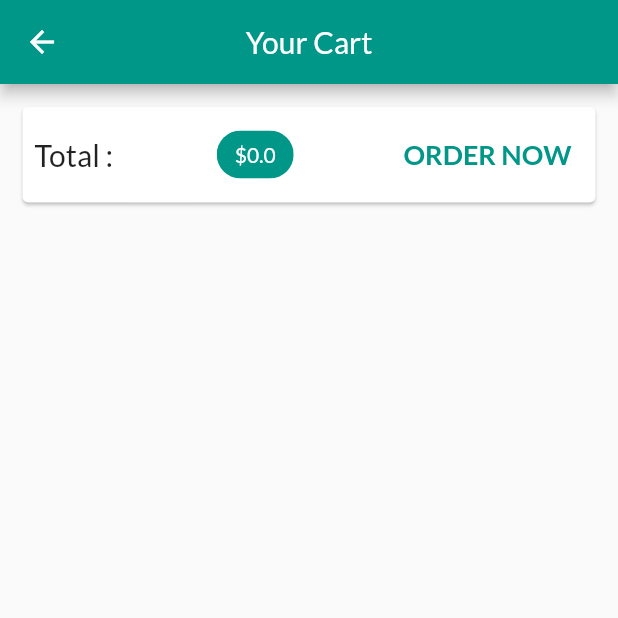
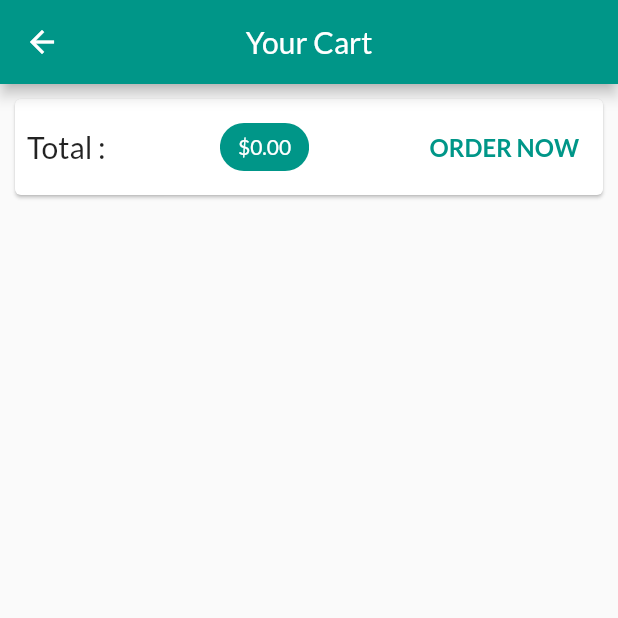
Before and after one commit to AbdelrahmanEhab20/Shop-App-With-Flutter, a Flutter app: the CartScreen screen opened by its route, after a tap on "ORDER NOW", on a phone screen of 412 x 824 dp, the top half of it. Run offline on Flutter 3.47's test engine with Material 2 defaults, Android fonts, the phone set to English and light mode, and no system bars; network calls fail.

Commit message:
All Features + Styling + orders and cart (Done)

```diff
--- a/lib/providers/cart_provider.dart
+++ b/lib/providers/cart_provider.dart
@@ -76,5 +76,11 @@ class CartProvider with ChangeNotifier {
     notifyListeners();
   }
   //Remove one quantity of an Item By ICon delete in card
+  //-------------
 
+  //Clear The Cart After Making Order
+  void clearListOfCart() {
+    _cartItems = {};
+    notifyListeners();
+  }
 }
--- /dev/null
+++ b/lib/providers/orders_provider.dart
@@ -0,0 +1,37 @@
+import 'package:flutter/material.dart';
+import '../providers/cart_provider.dart';
+
+class OrderItem {
+  final String id;
+  final double amount;
+  final List<CartItem> products;
+  final DateTime dateTime;
+
+  OrderItem(
+      {required this.id,
+      required this.amount,
+      required this.products,
+      required this.dateTime});
+}
+
+class OrdersProvider with ChangeNotifier {
+  List<OrderItem> _orders = [];
+  //Get copy as we do on the other providers to deal
+  //with the list here not in the original one
+  List<OrderItem> get ordersCopy {
+    return [..._orders];
+  }
+
+  //add new Order
+  void addNewOrder(List<CartItem> cardProducts, double total) {
+    // we can use add or at the top at index 0 with insert
+    _orders.insert(
+        0,
+        OrderItem(
+            id: DateTime.now().toString(),
+            amount: total,
+            products: cardProducts,
+            dateTime: DateTime.now()));
+    notifyListeners();
+  }
+}
--- a/lib/providers/products_provider.dart
+++ b/lib/providers/products_provider.dart
@@ -39,6 +39,37 @@ class ProductsProvider with ChangeNotifier {
       price: 49.99,
       imageUrl:
           'https://upload.wikimedia.org/wikipedia/commons/thumb/1/14/Cast-Iron-Pan.jpg/1024px-Cast-Iron-Pan.jpg',
+    ),
+    Product(
+      id: 'p5',
+      title: 'Taasa',
+      description: 'Prepare any meal you want.',
+      price: 80.50,
+      imageUrl:
+          'https://images-na.ssl-images-amazon.com/images/I/31jLiaqeNdL.__AC_SY300_SX300_QL70_ML2_.jpg',
+    ),
+    Product(
+      id: 'p6',
+      title: 'Taarha Safraa',
+      description: 'Warm and cozy - exactly what you need for the winter.',
+      price: 30.50,
+      imageUrl: 'https://m.media-amazon.com/images/I/31Ffs5O9sQL._AC_.jpg',
+    ),
+    Product(
+      id: 'p7',
+      title: 'Red Te-Shirt ',
+      description: 'A red shirt - it is pretty red!',
+      price: 40.50,
+      imageUrl:
+          'https://m.media-amazon.com/images/I/71b+8uvjlcL._AC_SX679_.jpg',
+    ),
+    Product(
+      id: 'p8',
+      title: 'Pantaloon',
+      description: 'A nice pair of trousers.',
+      price: 59.99,
+      imageUrl:
+          'https://m.media-amazon.com/images/I/91gNRIwB-jL._AC_SY445_.jpg',
     ),
   ];
 
--- a/lib/screens/cart_screen.dart
+++ b/lib/screens/cart_screen.dart
@@ -1,4 +1,5 @@
 import 'package:flutter/material.dart';
+import 'package:myshop/providers/orders_provider.dart';
 import 'package:provider/provider.dart';
 import '../providers/cart_provider.dart';
 import '../widgets/cart_item.dart';
@@ -16,7 +17,7 @@ class CartScreen extends StatelessWidget {
       body: Column(
         children: [
           Card(
-            margin: EdgeInsets.all(15),
+            margin: EdgeInsets.all(10),
             child: Padding(
               padding: EdgeInsets.all(8),
               child: Row(
@@ -30,20 +31,30 @@ class CartScreen extends StatelessWidget {
                   //used to display information
                   Chip(
                     backgroundColor: Theme.of(context).primaryColor,
+                    //Decimel two digit only
                     label: Text(
-                      '\$${cart.totalAmount}',
+                      '\$${cart.totalAmount.toStringAsFixed(2)}',
                       style: TextStyle(color: Colors.white),
                     ),
                   ),
                   TextButton(
                     child: Text(
                       'ORDER NOW',
+                      softWrap: true,
                       style: TextStyle(
-                          fontSize: 18,
+                          fontSize: 16,
                           fontWeight: FontWeight.bold,
                           color: Theme.of(context).primaryColor),
                     ),
-                    onPressed: () {},
+                    onPressed: () {
+                      // Fire The Add Function in the order provider.
+                      //not interseted in changes listen:false
+                      Provider.of<OrdersProvider>(context, listen: false)
+                          .addNewOrder(cart.cartItemsCopy.values.toList(),
+                              cart.totalAmount);
+                      //after add the order clear the list
+                      cart.clearListOfCart();
+                    },
                   )
                 ],
               ),
--- /dev/null
+++ b/lib/screens/orders_screen.dart
@@ -0,0 +1,27 @@
+import 'package:flutter/material.dart';
+import 'package:provider/provider.dart';
+import '../providers/orders_provider.dart';
+import '../widgets/order_item.dart';
+import '../widgets/side_App_drawer.dart';
+
+class OrdersScreen extends StatelessWidget {
+  static const routeName = '/orders';
+  @override
+  Widget build(BuildContext context) {
+    //accessing the data and make instance of class ordersProvider
+    final orderDetails = Provider.of<OrdersProvider>(context);
+    return Scaffold(
+      appBar: AppBar(
+        title: Text('Your Orders'),
+        centerTitle: true,
+      ),
+      drawer: SideAppDrawer(),
+      body: ListView.builder(
+        itemCount: orderDetails.ordersCopy.length,
+        itemBuilder: (ctx, index) {
+          return OrderItemWidget(orderDetails.ordersCopy[index]);
+        },
+      ),
+    );
+  }
+}
--- a/lib/screens/products_overview_screen.dart
+++ b/lib/screens/products_overview_screen.dart
@@ -4,6 +4,7 @@ import '../providers/cart_provider.dart';
 import '../widgets/badge.dart';
 import '../widgets/product_grid_widget.dart';
 import '../screens/cart_screen.dart';
+import '../widgets/side_App_drawer.dart';
 
 // import '../providers/products_provider.dart';
 // import 'package:provider/provider.dart';
@@ -73,6 +74,7 @@ class _ProductOverviewScreenState extends State<ProductOverviewScreen> {
         ],
         centerTitle: true,
       ),
+      drawer: SideAppDrawer(),
       //Will Forward this var to products
       body: ProductWidget(_showOnlyFavorites),
     );
--- /dev/null
+++ b/lib/widgets/order_item.dart
@@ -0,0 +1,64 @@
+import 'dart:math';
+import 'package:flutter/material.dart';
+import 'package:intl/intl.dart';
+import '../providers/orders_provider.dart';
+
+class OrderItemWidget extends StatefulWidget {
+  final OrderItem orderData;
+
+  OrderItemWidget(this.orderData);
+
+  @override
+  State<OrderItemWidget> createState() => _OrderItemWidgetState();
+}
+
+class _OrderItemWidgetState extends State<OrderItemWidget> {
+  var _expandedOrder = false;
+  @override
+  Widget build(BuildContext context) {
+    return Card(
+      margin: EdgeInsets.all(10),
+      child: Column(children: [
+        ListTile(
+          title: Text('\$${widget.orderData.amount.toStringAsFixed(3)}'),
+          subtitle: Text(
+              DateFormat('dd/MM/yyyy hh:mm').format(widget.orderData.dateTime)),
+          trailing: IconButton(
+            icon: Icon(_expandedOrder
+                ? Icons.expand_less_sharp
+                : Icons.expand_more_sharp),
+            onPressed: () {
+              setState(() {
+                _expandedOrder = !_expandedOrder;
+              });
+            },
+          ),
+        ),
+        if (_expandedOrder)
+          Container(
+            /// hight with Math Package To control the height of the container
+            height: min(widget.orderData.products.length * 20.0 + 60.0, 100),
+            padding: EdgeInsets.symmetric(vertical: 5, horizontal: 15),
+            child: ListView(
+              children: widget.orderData.products
+                  .map((prod) => Row(
+                        mainAxisAlignment: MainAxisAlignment.spaceAround,
+                        children: [
+                          Text(
+                            prod.title,
+                            style: TextStyle(
+                                fontSize: 18, fontWeight: FontWeight.bold),
+                          ),
+                          Text('${prod.quantity} X   \$${prod.price}',
+                              style: TextStyle(
+                                  fontSize: 18,
+                                  color: Color.fromARGB(255, 72, 71, 71)))
+                        ],
+                      ))
+                  .toList(),
+            ),
+          )
+      ]),
+    );
+  }
+}
--- a/lib/widgets/product_item.dart
+++ b/lib/widgets/product_item.dart
@@ -36,7 +36,7 @@ class ProductItem extends StatelessWidget {
         child: GridTile(
           child: Image.network(
             productItemData.imageUrl,
-            fit: BoxFit.cover,
+            fit: BoxFit.fitHeight,
           ),
           footer: GridTileBar(
               trailing: IconButton(
--- a/pubspec.yaml
+++ b/pubspec.yaml
@@ -30,6 +30,7 @@ dependencies:
   flutter:
     sdk: flutter
   provider: ^6.0.3
+  intl: ^0.17.0
   # The following adds the Cupertino Icons font to your application.
   # Use with the CupertinoIcons class for iOS style icons.
   cupertino_icons: ^1.0.2
```
Also changed, not shown: lib/main.dart (+7 -3 lines), lib/screens/product_details_screen.dart (+42 -2 lines), lib/widgets/side_App_drawer.dart (added, +36 -0 lines), pubspec.lock.
